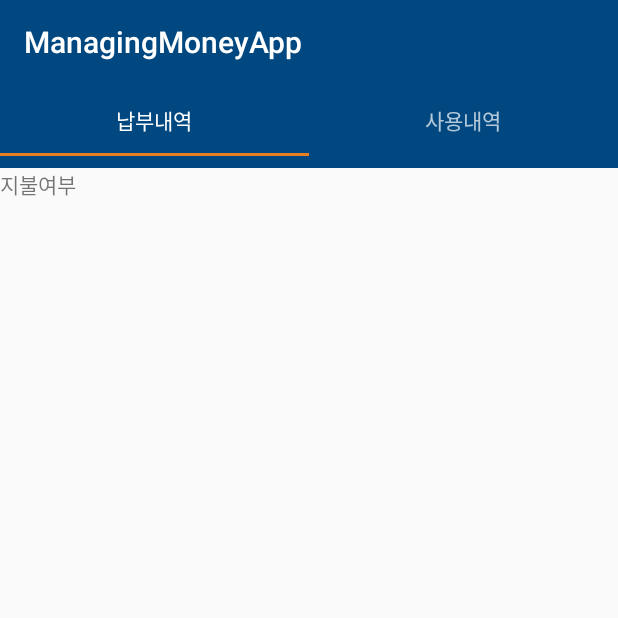
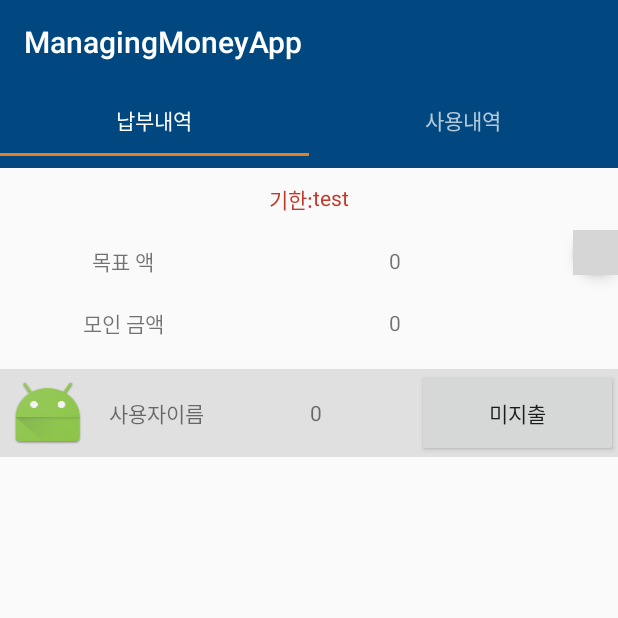
Before and after one commit to Ksj7/Money-Manager-android, an Android app: the EventInfoActivity screen opened directly, with no data from a screen before it, on a phone screen of 412 x 824 dp, the top half of it. Run offline under Robolectric (Android 15) with nearby library versions, the phone set to English and light mode, and no system bars; grey boxes are pictures that could not be loaded.

Commit message:
paymentFragment add xml

```diff
--- a/app/src/main/java/com/tonight/manage/organization/managingmoneyapp/EventListActivity.java
+++ b/app/src/main/java/com/tonight/manage/organization/managingmoneyapp/EventListActivity.java
@@ -168,6 +168,8 @@ public class EventListActivity extends AppCompatActivity implements NavigationVi
             //이게 정상
             //holder.groupName.setText(groupDatas.get(position).groupName);
             //holder.groupNumber.setText(groupDatas.get(position).groupNumber+"명");
+
+
         }
 
         @Override
--- a/app/src/main/java/com/tonight/manage/organization/managingmoneyapp/Pager.java
+++ b/app/src/main/java/com/tonight/manage/organization/managingmoneyapp/Pager.java
@@ -20,11 +20,11 @@ public class Pager extends FragmentStatePagerAdapter {
     public Fragment getItem(int position) {
         switch (position){
             case 0:
+                PaymentFragment paymentFragment = new PaymentFragment();
+                return paymentFragment;
+            case 1:
                 UserFragment userFragment = new UserFragment();
                 return userFragment;
-            case 1:
-                PaymentFragment paymentFragment = new PaymentFragment();
-                return paymentFragment;
             default:
                 return null;
         }
--- a/app/src/main/res/layout/activity_event_info_payment.xml
+++ b/app/src/main/res/layout/activity_event_info_payment.xml
@@ -1,13 +1,152 @@
 <?xml version="1.0" encoding="utf-8"?>
-<RelativeLayout
-    xmlns:android="http://schemas.android.com/apk/res/android"
+<LinearLayout xmlns:android="http://schemas.android.com/apk/res/android"
+    xmlns:app="http://schemas.android.com/apk/res-auto"
     android:orientation="vertical"
     android:layout_width="match_parent"
     android:layout_height="match_parent">
 
-    <TextView
-        android:layout_width="wrap_content"
+    <LinearLayout
+        android:layout_width="match_parent"
         android:layout_height="wrap_content"
-        android:text="사용내역"/>
+        android:orientation="vertical">
 
-</RelativeLayout>
+        <LinearLayout
+            android:layout_width="match_parent"
+            android:layout_height="wrap_content"
+            android:orientation="horizontal"
+            android:gravity="center"
+            android:layout_margin="10dp"
+            >
+            <TextView
+                android:layout_width="wrap_content"
+                android:layout_height="match_parent"
+                android:text="기한:"
+                android:textColor="#C0392B"/>
+            <TextView
+                android:layout_width="wrap_content"
+                android:layout_height="match_parent"
+                android:id="@+id/eventInfo_date"
+                android:text="test"
+                android:textColor="#C0392B"/>
+        </LinearLayout>
+
+        <LinearLayout
+            android:layout_width="match_parent"
+            android:layout_height="wrap_content"
+            android:orientation="horizontal">
+
+            <LinearLayout
+                android:layout_width="0dp"
+                android:layout_weight="3"
+                android:layout_height="wrap_content"
+                android:orientation="vertical">
+
+                <LinearLayout
+                    android:layout_width="match_parent"
+                    android:layout_height="0dp"
+                    android:layout_weight="1"
+                    android:layout_margin="10dp">
+                    <TextView
+                        android:layout_width="0dp"
+                        android:layout_weight="1"
+                        android:layout_height="match_parent"
+                        android:text="목표 액"
+                        android:gravity="center"
+                        />
+                    <TextView
+                        android:layout_width="0dp"
+                        android:layout_weight="1.5"
+                        android:layout_height="match_parent"
+                        android:text="0"
+                        android:gravity="center"
+                        android:id="@+id/eventInfo_targetmoney"/>
+                </LinearLayout>
+                <LinearLayout
+                    android:layout_width="match_parent"
+                    android:layout_height="0dp"
+                    android:layout_weight="1"
+                    android:layout_margin="10dp">
+                    <TextView
+                        android:layout_width="0dp"
+                        android:layout_weight="1"
+                        android:layout_height="match_parent"
+                        android:text="모인 금액"
+                        android:gravity="center"
+                        />
+                    <TextView
+                        android:layout_width="0dp"
+                        android:layout_weight="1.5"
+                        android:layout_height="match_parent"
+                        android:text="0"
+                        android:gravity="center"
+                        android:id="@+id/eventInfo_collectedmoney"/>
+
+                </LinearLayout>
+            </LinearLayout>
+
+            <android.support.design.widget.FloatingActionButton
+                android:layout_width="30dp"
+                android:layout_height="30dp"
+                android:layout_gravity="top"
+                app:fab_size="mini"
+                android:src="@drawable/fab_add"
+                android:scaleType="center"
+                android:id="@+id/eventInfo_addmoney_btn"/>
+
+        </LinearLayout>
+
+        <LinearLayout
+            android:layout_width="match_parent"
+            android:layout_height="wrap_content"
+            android:background="#E0E0E0"
+            android:layout_marginTop="10dp"
+            android:layout_marginBottom="10dp">
+
+            <ImageView
+                android:layout_width="0dp"
+                android:layout_weight="2"
+                android:layout_height="match_parent"
+                android:background="@mipmap/ic_launcher"
+                android:layout_margin="5dp"
+                android:scaleType="centerCrop"
+                android:id="@+id/eventInfo_myImageView"/>
+            <TextView
+                android:layout_width="0dp"
+                android:layout_weight="3"
+                android:layout_height="match_parent"
+                android:text="사용자이름"
+                android:gravity="center"
+                android:id="@+id/eventInfo_userID"/>
+            <TextView
+                android:layout_width="0dp"
+                android:layout_weight="5"
+                android:layout_height="match_parent"
+                android:text="0"
+                android:gravity="center"
+                android:id="@+id/eventInfo_userMoney"/>
+            <Button
+                android:layout_width="0dp"
+                android:layout_weight="5"
+                android:layout_height="match_parent"
+                android:text="미지출"
+                android:id="@+id/eventInfo_userPayState"/>
+
+        </LinearLayout>
+
+    </LinearLayout>
+
+    <android.support.v4.widget.SwipeRefreshLayout
+        android:id="@+id/swipeRefreshLayout"
+        android:layout_width="match_parent"
+        android:layout_height="match_parent">
+
+        <android.support.v7.widget.RecyclerView
+            android:id="@+id/recyclerView"
+            android:layout_width="match_parent"
+            android:layout_height="wrap_content"
+            android:scrollbars="vertical"
+            android:layout_above="@+id/linearLayout" />
+    </android.support.v4.widget.SwipeRefreshLayout>
+
+
+</LinearLayout>
--- a/app/src/main/res/layout/activity_event_info_user.xml
+++ b/app/src/main/res/layout/activity_event_info_user.xml
@@ -8,6 +8,7 @@
     <TextView
         android:layout_width="wrap_content"
         android:layout_height="wrap_content"
-        android:text="지불여부"/>
+        android:text="사용내역"/>
+
 
 </RelativeLayout>
```
